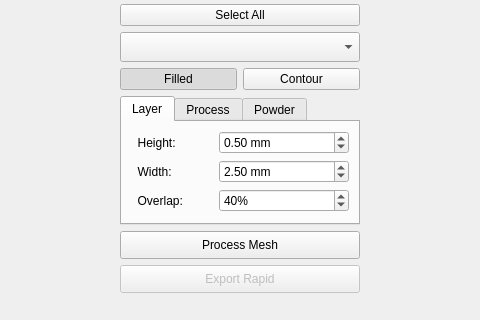
This is robpath_planning/resources/robpath.ui in openlmd/robpath as Qt 5 draws it before an edit; both pictures show x 210 to 690 and y 192 to 512 of the 900 by 700 pixel window. The edited form follows.
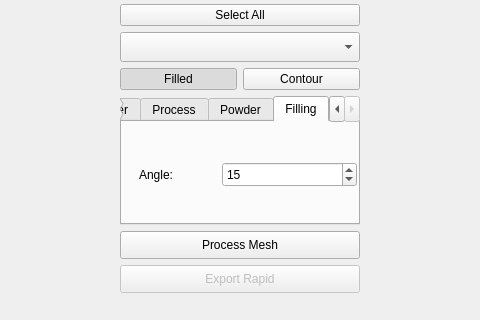
This is the edited form. The open tabs and pages were chosen to show the change. Icons and pictures are not drawn.

Commit message: Rotated filling grids and loading of different parts

```diff
--- a/robpath_planning/resources/robpath.ui
+++ b/robpath_planning/resources/robpath.ui
@@ -934,6 +934,64 @@
         </item>
        </layout>
       </widget>
+      <widget class="QWidget" name="tab_4">
+       <attribute name="title">
+        <string>Filling</string>
+       </attribute>
+       <widget class="QDoubleSpinBox" name="sbFilling">
+        <property name="geometry">
+         <rect>
+          <x>100</x>
+          <y>40</y>
+          <width>135</width>
+          <height>25</height>
+         </rect>
+        </property>
+        <property name="minimumSize">
+         <size>
+          <width>0</width>
+          <height>20</height>
+         </size>
+        </property>
+        <property name="font">
+         <font>
+          <weight>50</weight>
+          <bold>false</bold>
+         </font>
+        </property>
+        <property name="decimals">
+         <number>0</number>
+        </property>
+        <property name="minimum">
+         <double>-360.000000000000000</double>
+        </property>
+        <property name="maximum">
+         <double>360.000000000000000</double>
+        </property>
+        <property name="value">
+         <double>15.000000000000000</double>
+        </property>
+       </widget>
+       <widget class="QLabel" name="lblFilling">
+        <property name="geometry">
+         <rect>
+          <x>17</x>
+          <y>40</y>
+          <width>49</width>
+          <height>25</height>
+         </rect>
+        </property>
+        <property name="font">
+         <font>
+          <weight>50</weight>
+          <bold>false</bold>
+         </font>
+        </property>
+        <property name="text">
+         <string>Angle:   </string>
+        </property>
+       </widget>
+      </widget>
      </widget>
     </item>
     <item row="18" column="1" rowspan="8">
```
Left out of the diff: 850 changed lines with no effect on the pictures. The commit also changes 5 other files.
